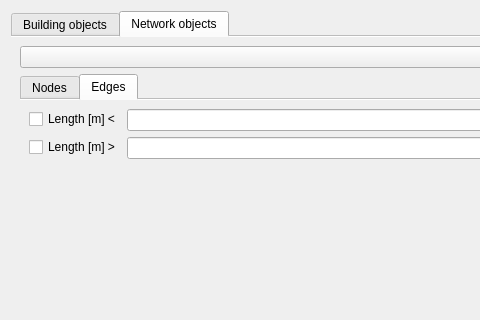
Above: SIM-VICUS/src/SVSmartSelectDialog.ui from ghorwin/SIM-VICUS before the change; both pictures show x 0 to 480 and y 0 to 320 of the 706 by 481 pixel window. Below: the same form after it.
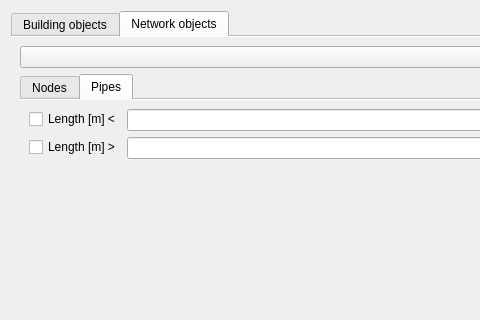
That is the form after the change. The open tabs and pages were chosen to show the change. Icons and pictures are not drawn. Custom widgets are drawn as their Qt base class.

What changed in the file:
```diff
--- a/SIM-VICUS/src/SVSmartSelectDialog.ui
+++ b/SIM-VICUS/src/SVSmartSelectDialog.ui
@@ -211,7 +211,7 @@
          </widget>
          <widget class="QWidget" name="tabEdges">
           <attribute name="title">
-           <string>Edges</string>
+           <string>Pipes</string>
           </attribute>
           <layout class="QFormLayout" name="formLayout">
            <item row="0" column="0">
```
Left out of the diff: 2 changed lines with no effect on the pictures.
